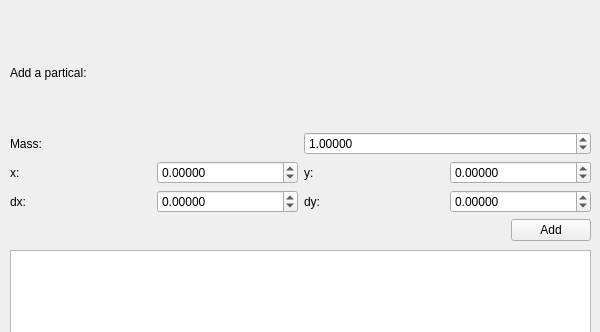
This is mainwindow.ui in xiaoyu2006/HowNewtonWorks as Qt 5 draws it before an edit; both pictures show x 0 to 600 and y 0 to 332 of the 600 by 500 pixel window. The edited form follows.
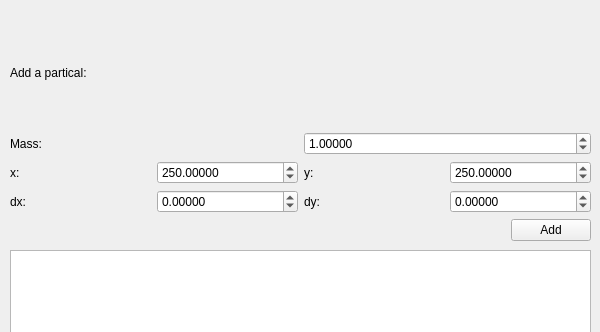
This is the edited form.

Commit message: Better visualization.(unfinished)

The edit to the form file:
```diff
--- a/mainwindow.ui
+++ b/mainwindow.ui
@@ -88,6 +88,9 @@
          <property name="singleStep">
           <double>0.100000000000000</double>
          </property>
+         <property name="value">
+          <double>250.000000000000000</double>
+         </property>
         </widget>
        </item>
        <item>
@@ -111,6 +114,9 @@
          <property name="singleStep">
           <double>0.100000000000000</double>
          </property>
+         <property name="value">
+          <double>250.000000000000000</double>
+         </property>
         </widget>
        </item>
       </layout>
```
Left out of the diff: 10 changed lines with no effect on the pictures. The commit also changes 2 other files.
